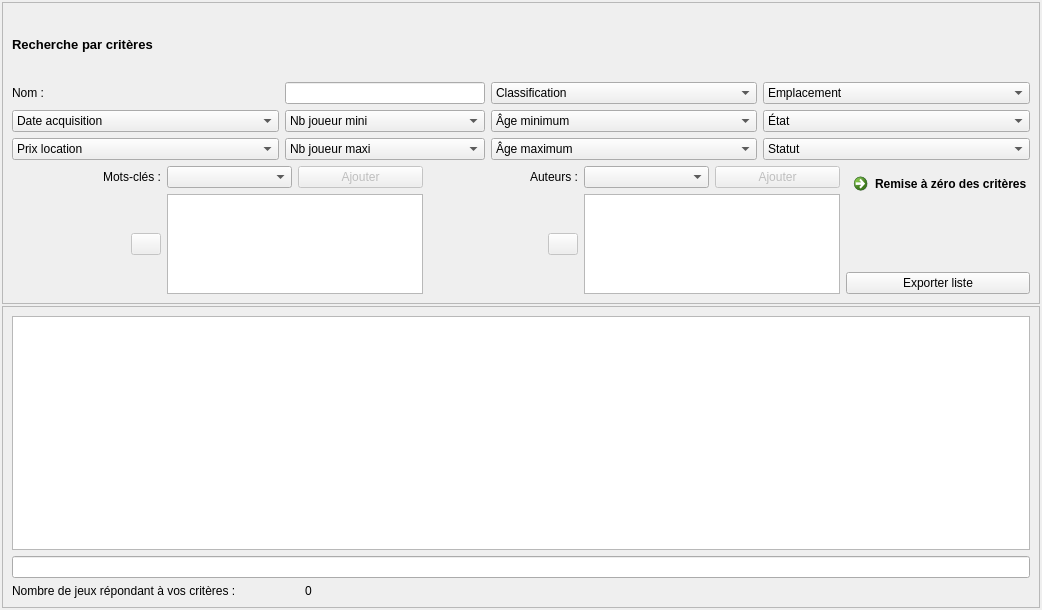
nivhg/ludopen, file f_listejeux.ui: the form before one commit.
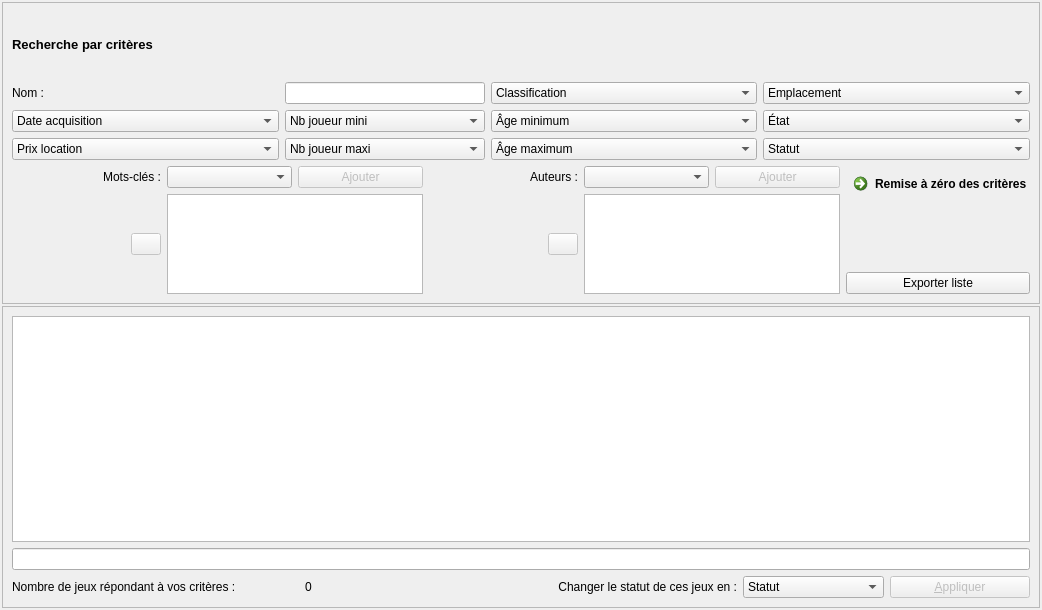
The form after the commit. Icons and pictures are not drawn.

```diff
--- a/f_listejeux.ui
+++ b/f_listejeux.ui
@@ -444,6 +444,35 @@
         </property>
        </widget>
       </item>
+      <item row="4" column="6">
+       <widget class="QPushButton" name="Bt_ChangerStatut">
+        <property name="enabled">
+         <bool>false</bool>
+        </property>
+        <property name="text">
+         <string>&amp;Appliquer</string>
+        </property>
+       </widget>
+      </item>
+      <item row="4" column="5">
+       <widget class="QComboBox" name="CBx_Statut2">
+        <item>
+         <property name="text">
+          <string>Statut</string>
+         </property>
+        </item>
+       </widget>
+      </item>
+      <item row="4" column="3" colspan="2">
+       <widget class="QLabel" name="label">
+        <property name="text">
+         <string>Changer le statut de ces jeux en :</string>
+        </property>
+        <property name="alignment">
+         <set>Qt::AlignRight|Qt::AlignTrailing|Qt::AlignVCenter</set>
+        </property>
+       </widget>
+      </item>
      </layout>
     </widget>
    </item>
```
